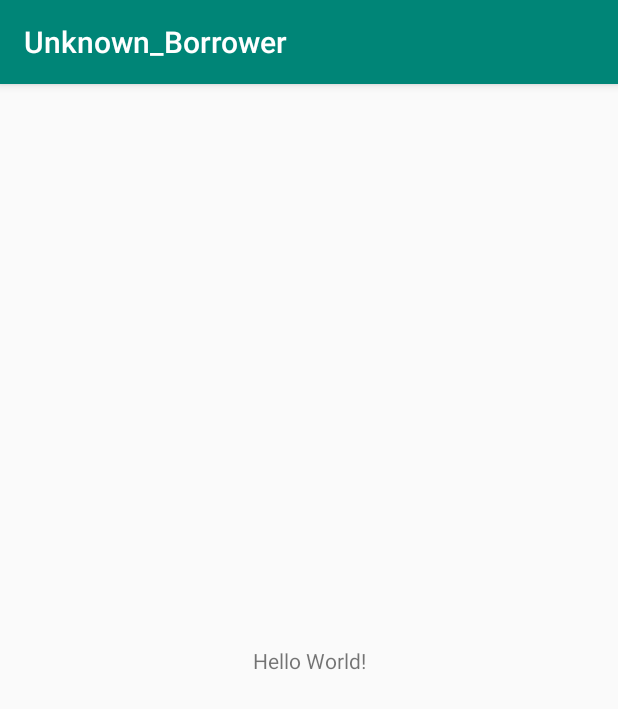
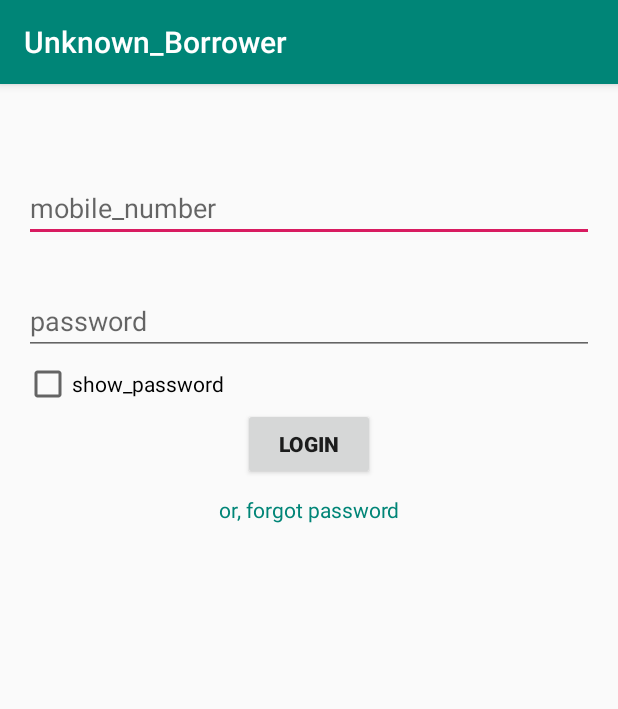
Before and after one commit to shweta0310/Unknown_Borrower, an Android app: the screen it shows after launch (MainActivity before the commit, loginActivity after it), on a phone screen of 412 x 824 dp. Shown: the top 709 px of the screen. Run offline under Robolectric (Android 15) with nearby library versions, the phone set to English and light mode, and no system bars.

Commit message:
Adding login Activity files

```diff
--- a/app/src/main/AndroidManifest.xml
+++ b/app/src/main/AndroidManifest.xml
@@ -9,11 +9,17 @@
         android:roundIcon="@mipmap/ic_launcher_round"
         android:supportsRtl="true"
         android:theme="@style/AppTheme">
+        <activity android:name=".loginActivity">
+            <intent-filter>
+                <action android:name="android.intent.action.MAIN"/>
+                <category android:name="android.intent.category.LAUNCHER"/>
+            </intent-filter>
+        </activity>
         <activity android:name=".MainActivity">
             <intent-filter>
                 <action android:name="android.intent.action.MAIN" />
 
-                <category android:name="android.intent.category.LAUNCHER" />
+                <category android:name="android.intent.category.DEFAULT" />
             </intent-filter>
         </activity>
     </application>
--- /dev/null
+++ b/app/src/main/java/com/unknown_borrower/loginActivity.java
@@ -0,0 +1,76 @@
+package com.unknown_borrower;
+
+import android.content.Intent;
+import android.support.v7.app.AppCompatActivity;
+import android.os.Bundle;
+import android.support.v7.widget.AppCompatCheckBox;
+import android.text.method.HideReturnsTransformationMethod;
+import android.text.method.PasswordTransformationMethod;
+import android.util.Log;
+import android.view.View;
+import android.widget.EditText;
+
+import java.util.regex.Matcher;
+import java.util.regex.Pattern;
+
+public class loginActivity extends AppCompatActivity {
+
+    EditText mobileNumberEditText;
+    EditText passwordEditText;
+    AppCompatCheckBox checkBox;
+    @Override
+    protected void onCreate(Bundle savedInstanceState) {
+        super.onCreate(savedInstanceState);
+        setContentView(R.layout.activity_login);
+        mobileNumberEditText=findViewById(R.id.mobileNumberEditText);
+        passwordEditText=findViewById(R.id.passwordEditText);
+    }
+
+    public static boolean isValidPassword(final String password) {
+
+        Pattern pattern;
+        Matcher matcher;
+        final String PASSWORD_PATTERN = "^(?=.*[0-9])(?=.*[a-zA-Z])(?=.*[@#$%^&+=!])(?=\\S+$).{4,}$";
+        pattern = Pattern.compile(PASSWORD_PATTERN);
+        matcher = pattern.matcher(password);
+
+        return matcher.matches();
+
+    }
+
+    public void showPassword(View view) {
+        checkBox= findViewById(R.id.checkbox);
+        if (checkBox.isChecked()){
+            passwordEditText.setTransformationMethod(HideReturnsTransformationMethod.getInstance());
+        }
+        else {
+            passwordEditText.setTransformationMethod(PasswordTransformationMethod.getInstance());
+        }
+    }
+
+    public void loginButtonClicked(View view) {
+        if(mobileNumberEditText.getText().toString().length() == 0)
+        {
+            mobileNumberEditText.requestFocus();
+            mobileNumberEditText.setError("Field cannot be empty");
+        }
+        else if(mobileNumberEditText.getText().toString().length() !=10)
+        {
+            mobileNumberEditText.requestFocus();
+            mobileNumberEditText.setError("Not valid");
+        }
+        else if(passwordEditText.getText().toString().length() == 0)
+        {
+            passwordEditText.requestFocus();
+            passwordEditText.setError("Field cannot be empty");
+        }
+        else if(passwordEditText.getText().length()<8 &&(!isValidPassword(passwordEditText.getText().toString()))){
+            passwordEditText.requestFocus();
+            passwordEditText.setError("Not valid or 8 characters minimum");
+        }
+        else {
+           // WHEN LOGIN BUTTON IS CLICKED
+            Log.d("login button clicked", "Successful login");
+        }
+    }
+}
--- /dev/null
+++ b/app/src/main/res/layout/activity_login.xml
@@ -0,0 +1,79 @@
+<?xml version="1.0" encoding="utf-8"?>
+<android.support.constraint.ConstraintLayout xmlns:android="http://schemas.android.com/apk/res/android"
+    xmlns:app="http://schemas.android.com/apk/res-auto"
+    xmlns:tools="http://schemas.android.com/tools"
+    android:layout_width="match_parent"
+    android:layout_height="match_parent"
+    tools:context=".loginActivity">
+
+    <EditText
+        android:id="@+id/mobileNumberEditText"
+        android:layout_width="0dp"
+        android:layout_height="wrap_content"
+        android:layout_marginStart="16dp"
+        android:layout_marginTop="60dp"
+        android:layout_marginEnd="16dp"
+        android:ems="10"
+        android:hint="@string/mobile_number"
+        android:inputType="phone"
+        app:layout_constraintEnd_toEndOf="parent"
+        app:layout_constraintHorizontal_bias="0.5"
+        app:layout_constraintStart_toStartOf="parent"
+        app:layout_constraintTop_toTopOf="parent" />
+
+    <EditText
+        android:id="@+id/passwordEditText"
+        android:layout_width="0dp"
+        android:layout_height="wrap_content"
+        android:layout_marginStart="16dp"
+        android:layout_marginTop="30dp"
+        android:layout_marginEnd="16dp"
+        android:ems="10"
+        android:hint="@string/password"
+        android:inputType="textPassword"
+        app:layout_constraintEnd_toEndOf="parent"
+        app:layout_constraintHorizontal_bias="0.5"
+        app:layout_constraintStart_toStartOf="parent"
+        app:layout_constraintTop_toBottomOf="@+id/mobileNumberEditText" />
+
+    <android.support.v7.widget.AppCompatCheckBox
+        android:id="@+id/checkbox"
+        android:layout_width="wrap_content"
+        android:layout_height="wrap_content"
+        android:layout_marginStart="16dp"
+        android:layout_marginTop="3dp"
+        android:layout_marginEnd="363dp"
+        android:layout_marginBottom="58dp"
+        android:onClick="showPassword"
+        android:text="@string/show_password"
+        app:layout_constraintBottom_toTopOf="@+id/forgotPasswordTextView"
+        app:layout_constraintEnd_toEndOf="parent"
+        app:layout_constraintHorizontal_bias="0.0"
+        app:layout_constraintStart_toStartOf="parent"
+        app:layout_constraintTop_toBottomOf="@+id/passwordEditText" />
+
+    <TextView
+        android:id="@+id/forgotPasswordTextView"
+        android:layout_width="wrap_content"
+        android:layout_height="wrap_content"
+        android:layout_marginTop="10dp"
+        android:text="@string/or_forgot_password"
+        android:textColor="@color/colorPrimary"
+        app:layout_constraintEnd_toEndOf="parent"
+        app:layout_constraintHorizontal_bias="0.5"
+        app:layout_constraintStart_toStartOf="parent"
+        app:layout_constraintTop_toBottomOf="@+id/loginButton" />
+
+    <Button
+        android:id="@+id/loginButton"
+        android:layout_width="wrap_content"
+        android:layout_height="wrap_content"
+        android:layout_marginTop="35dp"
+        android:text="@string/login"
+        android:textStyle="bold"
+        app:layout_constraintEnd_toEndOf="parent"
+        app:layout_constraintHorizontal_bias="0.5"
+        app:layout_constraintStart_toStartOf="parent"
+        app:layout_constraintTop_toBottomOf="@+id/passwordEditText"
+        android:onClick="loginButtonClicked"/>
+</android.support.constraint.ConstraintLayout>
--- a/app/src/main/res/layout/activity_main.xml
+++ b/app/src/main/res/layout/activity_main.xml
@@ -4,15 +4,4 @@
     xmlns:tools="http://schemas.android.com/tools"
     android:layout_width="match_parent"
     android:layout_height="match_parent"
-    tools:context=".MainActivity">
-
-    <TextView
-        android:layout_width="wrap_content"
-        android:layout_height="wrap_content"
-        android:text="Hello World!"
-        app:layout_constraintBottom_toBottomOf="parent"
-        app:layout_constraintLeft_toLeftOf="parent"
-        app:layout_constraintRight_toRightOf="parent"
-        app:layout_constraintTop_toTopOf="parent" />
-
-</android.support.constraint.ConstraintLayout>
+    tools:context=".MainActivity"/>
--- a/app/src/main/res/values/strings.xml
+++ b/app/src/main/res/values/strings.xml
@@ -1,3 +1,8 @@
 <resources>
     <string name="app_name">Unknown_Borrower</string>
+    <string name="show_password">show_password</string>
+    <string name="login">login</string>
+    <string name="password">password</string>
+    <string name="mobile_number">mobile_number</string>
+    <string name="or_forgot_password">or, forgot password</string>
 </resources>
--- a/build.gradle
+++ b/build.gradle
@@ -7,7 +7,7 @@ buildscript {
         jcenter()
     }
     dependencies {
-        classpath 'com.android.tools.build:gradle:3.2.1'
+        classpath 'com.android.tools.build:gradle:3.3.0'
 
 
         // NOTE: Do not place your application dependencies here; they belong
```
Also changed, not shown: gradle/wrapper/gradle-wrapper.properties.
